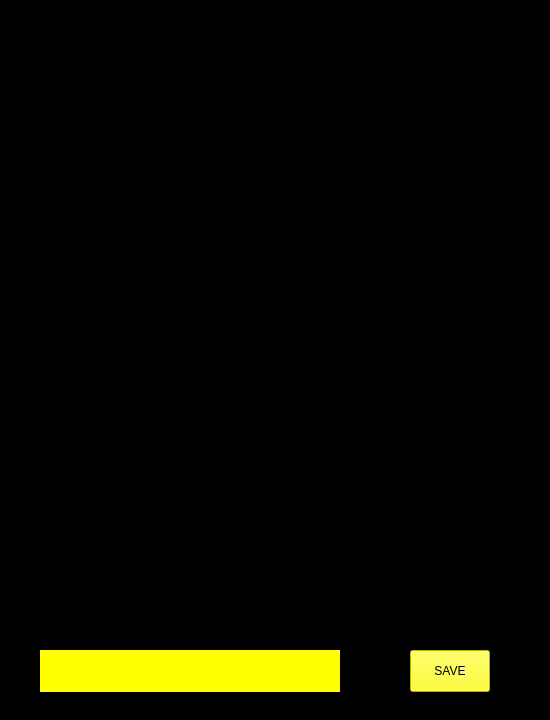
Above: ui/makerwindow.ui from sedrickkeh/Pacman2 before the change. Below: the same form after it.
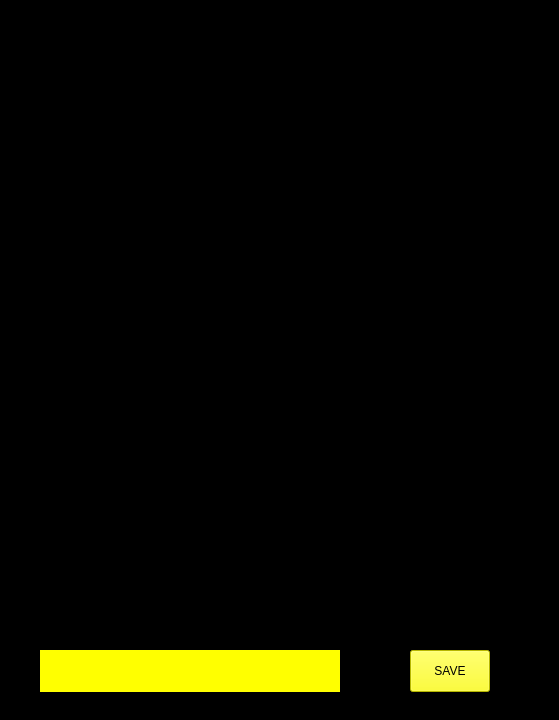
That is the form after the change.

```diff
--- a/ui/makerwindow.ui
+++ b/ui/makerwindow.ui
@@ -6,7 +6,7 @@
    <rect>
     <x>0</x>
     <y>0</y>
-    <width>550</width>
+    <width>559</width>
     <height>720</height>
    </rect>
   </property>
```
